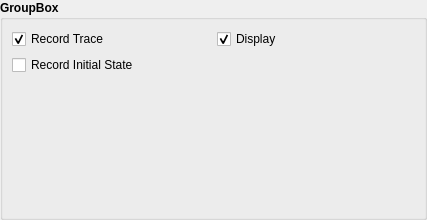
Before: the Qt Designer form lib/devices/DAQGeneric/InputChannelTemplate.ui in acq4/acq4, drawn with Qt 5.
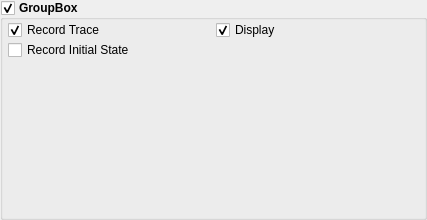
After: the same form once the commit is applied.

Commit message: Made DAQGeneric protocol gui more compact Added collapsible group boxes

The edit to the form file:
```diff
--- a/lib/devices/DAQGeneric/InputChannelTemplate.ui
+++ b/lib/devices/DAQGeneric/InputChannelTemplate.ui
@@ -31,10 +31,28 @@
      <property name="title">
       <string>GroupBox</string>
      </property>
-     <layout class="QGridLayout" name="gridLayout">
-      <item row="0" column="0">
-       <widget class="QCheckBox" name="recordCheck">
-        <property name="font">
+     <property name="checkable" >
+      <bool>true</bool>
+     </property>
+     <layout class="QGridLayout" name="gridLayout" >
+      <property name="leftMargin" >
+       <number>5</number>
+      </property>
+      <property name="topMargin" >
+       <number>0</number>
+      </property>
+      <property name="rightMargin" >
+       <number>0</number>
+      </property>
+      <property name="bottomMargin" >
+       <number>0</number>
+      </property>
+      <property name="spacing" >
+       <number>0</number>
+      </property>
+      <item row="0" column="0" >
+       <widget class="QCheckBox" name="recordCheck" >
+        <property name="font" >
          <font>
           <weight>50</weight>
           <bold>false</bold>
```
Left out of the diff: 51 changed lines with no effect on the pictures. The commit also changes 7 other files.
